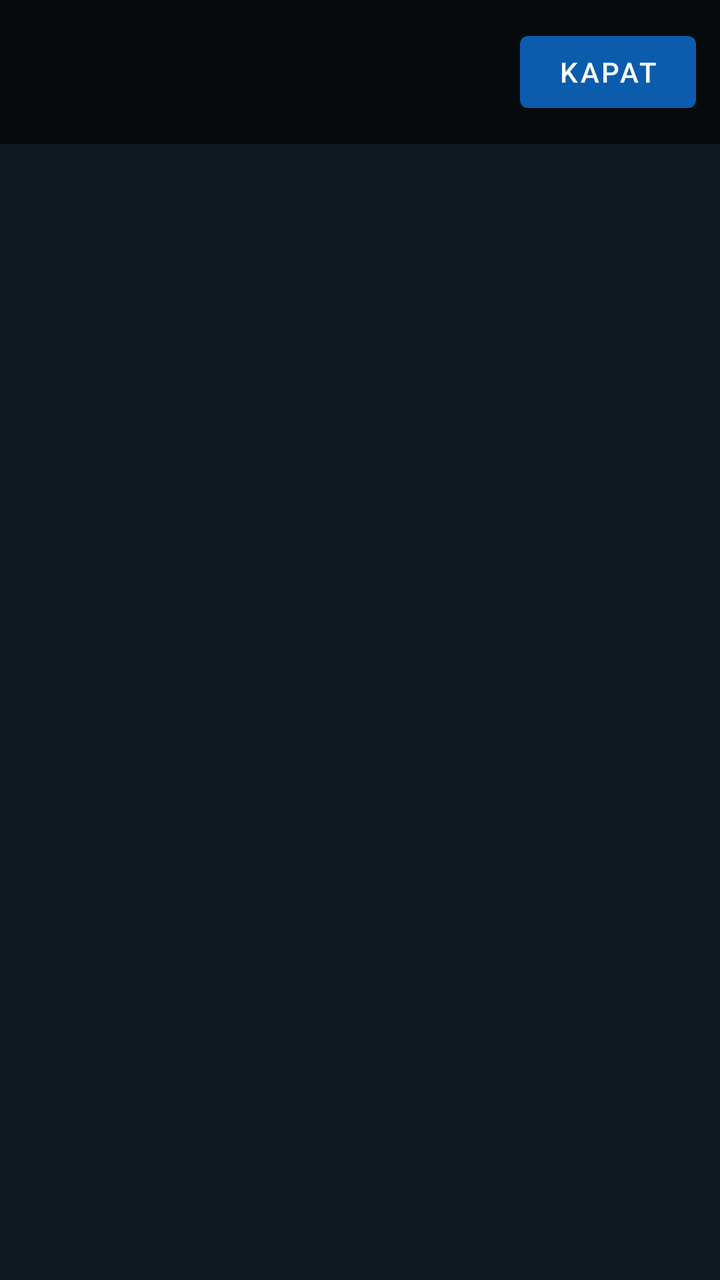
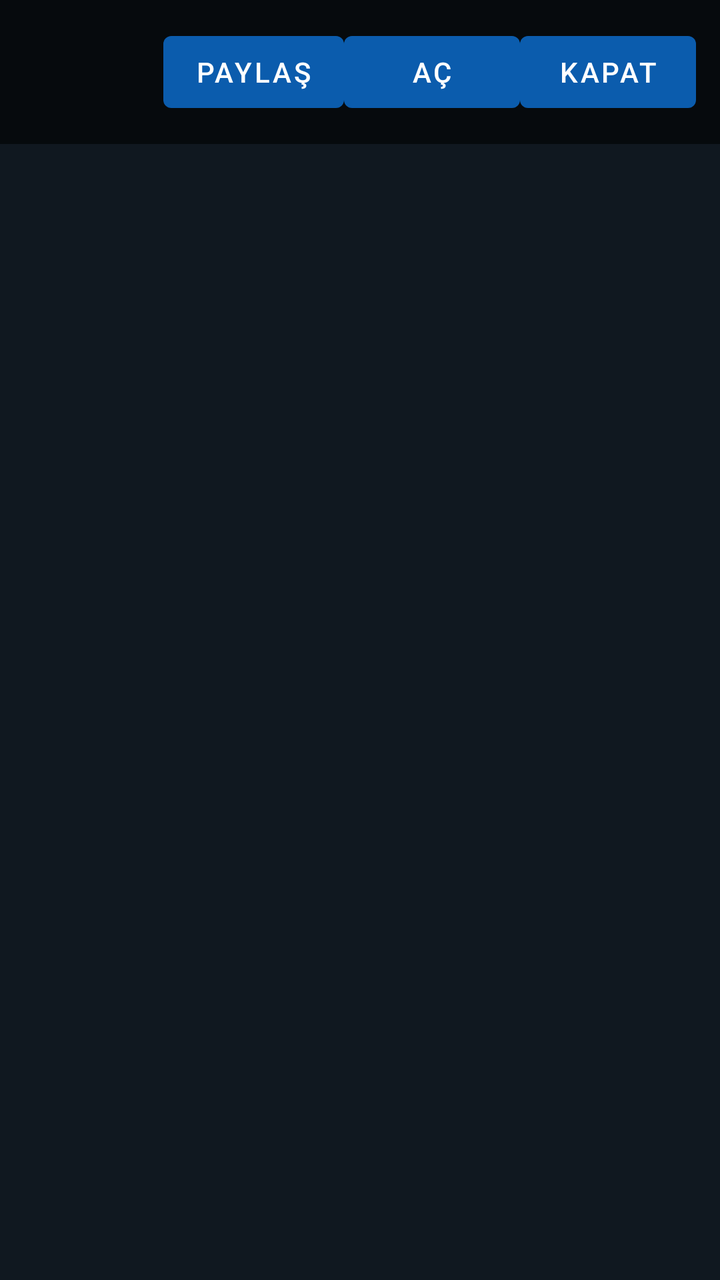

Two renders of the same Android screen: before a commit and after it. Below are the layout's source before the change and the commit's diff.
<!-- AndroidManifest.xml: activity theme Theme.TRDriver -->
<!-- res/layout/activity_media_preview.xml -->
<?xml version="1.0" encoding="utf-8"?>
<FrameLayout xmlns:android="http://schemas.android.com/apk/res/android"
    android:layout_width="match_parent"
    android:layout_height="match_parent"
    android:background="#101820">

    <ImageView
        android:id="@+id/previewImage"
        android:layout_width="match_parent"
        android:layout_height="match_parent"
        android:adjustViewBounds="true"
        android:scaleType="fitCenter"
        android:visibility="gone" />

    <VideoView
        android:id="@+id/previewVideo"
        android:layout_width="match_parent"
        android:layout_height="match_parent"
        android:layout_gravity="center"
        android:visibility="gone" />

    <TextView
        android:id="@+id/previewAudioHint"
        android:layout_width="match_parent"
        android:layout_height="wrap_content"
        android:layout_gravity="center"
        android:gravity="center"
        android:padding="24dp"
        android:textColor="#FFFFFF"
        android:textSize="16sp"
        android:visibility="gone" />

    <LinearLayout
        android:layout_width="match_parent"
        android:layout_height="wrap_content"
        android:layout_gravity="top"
        android:background="#99000000"
        android:gravity="center_vertical"
        android:orientation="horizontal"
        android:padding="12dp">

        <TextView
            android:id="@+id/previewTitle"
            android:layout_width="0dp"
            android:layout_height="wrap_content"
            android:layout_weight="1"
            android:ellipsize="end"
            android:maxLines="1"
            android:textColor="#FFFFFF"
            android:textStyle="bold" />

        <Button
            android:id="@+id/btnClosePreview"
            android:layout_width="wrap_content"
            android:layout_height="wrap_content"
            android:text="Kapat" />
    </LinearLayout>
</FrameLayout>
<!-- resources referenced by this layout -->
<resources>
  <style name="Theme.TRDriver" parent="Theme.MaterialComponents.Light.NoActionBar">
          <item name="colorPrimary">@color/tr_blue</item>
          <item name="colorPrimaryVariant">@color/tr_blue_dark</item>
          <item name="colorOnPrimary">@color/tr_white</item>
          <item name="android:statusBarColor">@color/tr_blue_dark</item>
          <item name="android:windowBackground">@color/tr_sky</item>
      </style>
  <color name="tr_blue">#0B5CAD</color>
  <color name="tr_blue_dark">#083F78</color>
  <color name="tr_white">#FFFFFF</color>
  <color name="tr_sky">#E8F2FC</color>
</resources>

<!-- the commit's change to res/layout/activity_media_preview.xml (unified diff, before → after) -->
@@ -50,6 +50,18 @@
             android:textStyle="bold" />
 
         <Button
+            android:id="@+id/btnSharePreview"
+            android:layout_width="wrap_content"
+            android:layout_height="wrap_content"
+            android:text="Paylaş" />
+
+        <Button
+            android:id="@+id/btnOpenExternal"
+            android:layout_width="wrap_content"
+            android:layout_height="wrap_content"
+            android:text="Aç" />
+
+        <Button
             android:id="@+id/btnClosePreview"
             android:layout_width="wrap_content"
             android:layout_height="wrap_content"
